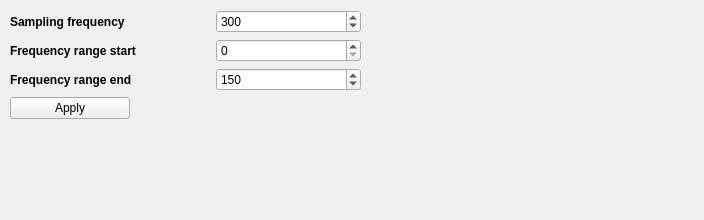
Before: the Qt Designer form source/serialplot/src/fftcontrol.ui in KacperJanowski98/SerialPlot-Biomedical-Signals, drawn with Qt 5.
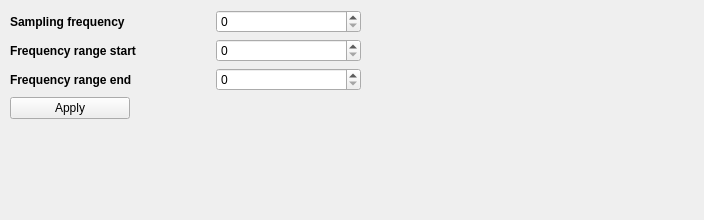
After: the same form once the commit is applied.

```diff
--- a/source/serialplot/src/fftcontrol.ui
+++ b/source/serialplot/src/fftcontrol.ui
@@ -53,7 +53,7 @@
        <number>10000000</number>
       </property>
       <property name="value">
-       <number>300</number>
+       <number>0</number>
       </property>
      </widget>
     </item>
@@ -118,7 +118,7 @@
        <number>10000000</number>
       </property>
       <property name="value">
-       <number>150</number>
+       <number>0</number>
       </property>
      </widget>
     </item>
```
